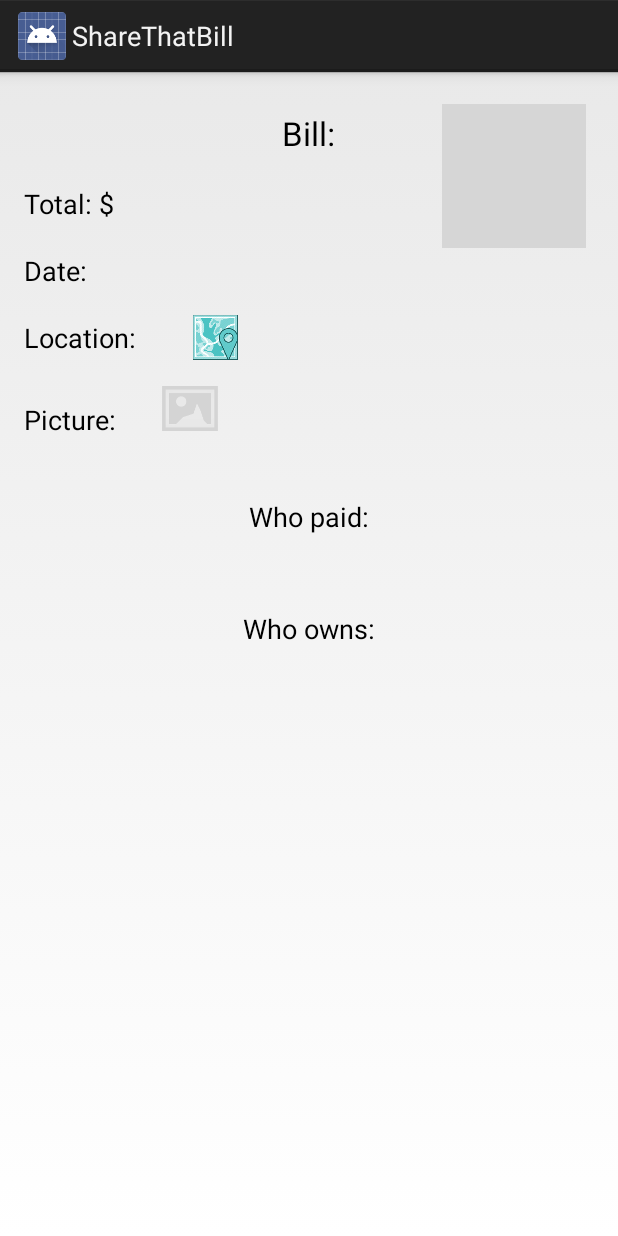
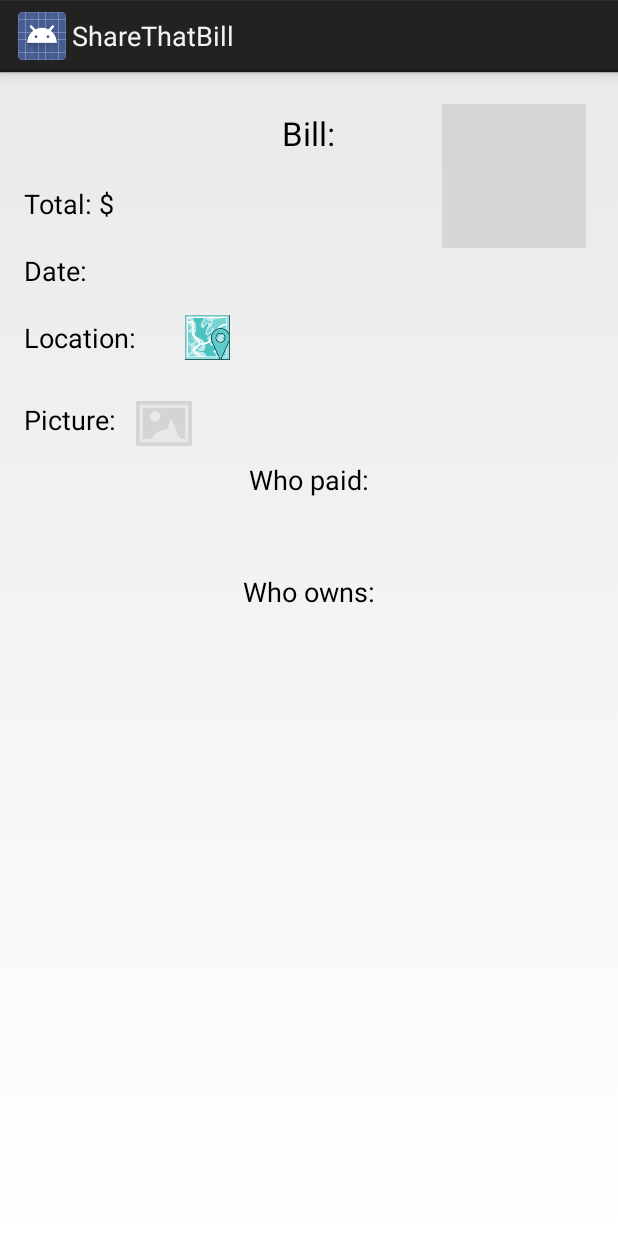
Before and after one commit to liraop/share_that_bill, an Android app: the layout activity_view_bill.xml on its own in the app's theme, with its tools: preview values and no code run, on a phone screen of 412 x 824 dp. Run offline under Robolectric (Android 15) with nearby library versions, the phone set to English and light mode, and no system bars; grey boxes are pictures that could not be loaded.

Commit message:
EditBill almost done.

```diff
--- a/ShareThatBill/app/src/main/java/com/mobapp/almaslira/sharethatbill/CreateBillActivity.java
+++ b/ShareThatBill/app/src/main/java/com/mobapp/almaslira/sharethatbill/CreateBillActivity.java
@@ -530,7 +530,8 @@ public class CreateBillActivity extends Activity implements RadioGroup.OnChecked
                     if (thisBill.billLocationLatitute != 0 || thisBill.billLocationLongitude != 0) {
                         thisBill.locationIsSet = true;
 
-
+                        ImageView mapImage = (ImageView) findViewById(R.id.imageViewCreateBillMap);
+                        mapImage.setImageBitmap(BitmapFactory.decodeResource(getResources(), R.drawable.map_image));
                     }
                     else {
                         thisBill.locationIsSet = false;
--- a/ShareThatBill/app/src/main/res/layout/activity_view_bill.xml
+++ b/ShareThatBill/app/src/main/res/layout/activity_view_bill.xml
@@ -73,11 +73,11 @@
                 android:textAppearance="?android:attr/textAppearanceMedium"
                 android:text="@string/view_bill_who_paid"
                 android:id="@+id/textViewWhoPaid"
-                android:layout_below="@+id/textViewViewBillPicture"
 
 
-                android:layout_marginTop="40dp"
-                android:layout_centerHorizontal="true"/>
+                android:layout_below="@+id/imageViewViewBillThumbnail"
+                android:layout_centerHorizontal="true"
+                android:layout_marginTop="10dp" />
 
             <ListView
                 android:layout_width="wrap_content"
@@ -108,21 +108,6 @@
                 android:layout_marginTop="20dp" />
 
 
-            <ImageView
-                android:layout_width="wrap_content"
-                android:layout_height="wrap_content"
-                android:id="@+id/imageViewViewBillThumbnail"
-                android:src="@drawable/no_image"
-                android:maxHeight="20dp"
-                android:maxWidth="20dp"
-                android:scaleType="centerInside"
-                android:layout_marginTop="20dp"
-                android:layout_toEndOf="@+id/textViewViewBillPicture"
-                android:layout_toStartOf="@+id/textViewWhoPaid"
-                android:layout_below="@+id/textViewViewBillLocation"
-                android:layout_toRightOf="@+id/textViewViewBillPicture"
-                android:layout_marginLeft="10dp" />
-
             <ImageButton
                 android:layout_width="wrap_content"
                 android:layout_height="wrap_content"
@@ -133,13 +118,24 @@
                 android:src="@drawable/map_image_faded"
                 android:background="@android:color/transparent"
                 android:layout_below="@+id/textViewViewBillDate"
-                android:layout_toStartOf="@+id/textViewViewBillWhoOwns"
+                android:layout_toStartOf="@+id/textViewWhoPaid"
                 android:layout_marginBottom="-10dp"
                 android:layout_marginTop="10dp"
                 android:layout_marginLeft="20dp"
-                android:layout_alignRight="@+id/imageViewViewBillThumbnail"
-                android:layout_alignEnd="@+id/imageViewViewBillThumbnail"
-                android:layout_marginRight="-10dp" />
+                android:layout_toLeftOf="@+id/textViewWhoPaid" />
+
+            <ImageButton
+                android:layout_width="wrap_content"
+                android:layout_height="wrap_content"
+                android:id="@+id/imageViewViewBillThumbnail"
+                android:layout_alignTop="@+id/textViewViewBillPicture"
+                android:layout_toRightOf="@+id/textViewViewBillLocation"
+                android:layout_toEndOf="@+id/textViewViewBillLocation"
+                android:src="@drawable/no_image"
+                android:background="@android:color/transparent"
+                android:maxHeight="100dp"
+                android:scaleType="fitXY"
+                android:adjustViewBounds="true"/>
             -->
         </RelativeLayout>
     </ScrollView>
```
